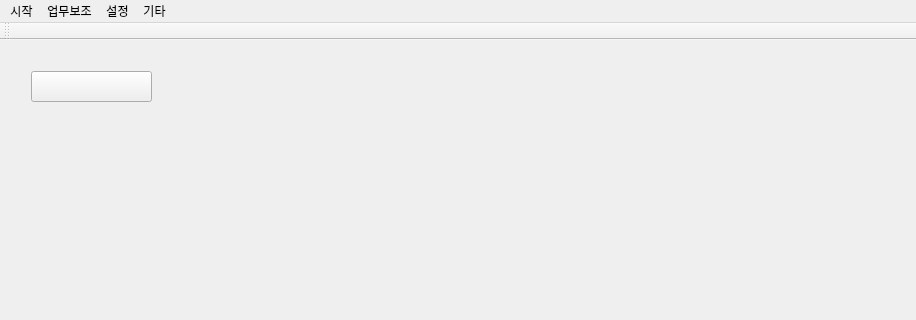
The window that mainwindow.ui (kimbakcho/FABWI) describes before a commit, drawn with Qt 5; both pictures show x 0 to 916 and y 0 to 320 of the 916 by 490 pixel window.
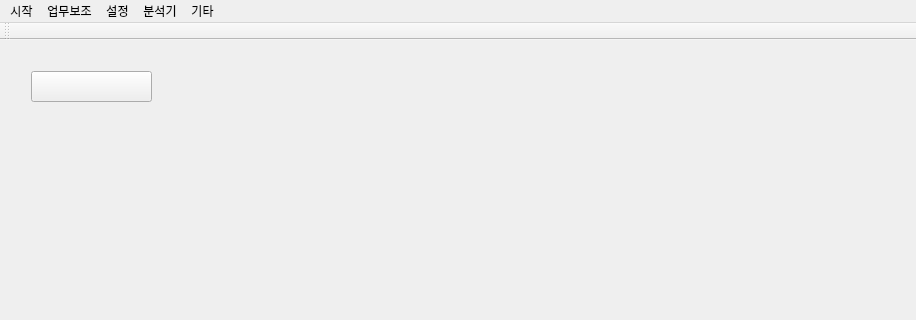
The same window after the commit. Icons and pictures are not drawn.

Diff of the .ui file:
```diff
--- a/mainwindow.ui
+++ b/mainwindow.ui
@@ -98,9 +98,16 @@
     </property>
     <addaction name="actionV_1_1"/>
    </widget>
+   <widget class="QMenu" name="menu_5">
+    <property name="title">
+     <string>분석기</string>
+    </property>
+    <addaction name="action_etching_analysor"/>
+   </widget>
    <addaction name="menu"/>
    <addaction name="menu_2"/>
    <addaction name="menu_3"/>
+   <addaction name="menu_5"/>
    <addaction name="menu_4"/>
   </widget>
   <widget class="QToolBar" name="mainToolBar">
```
Left out of the diff: 5 changed lines with no effect on the pictures.
